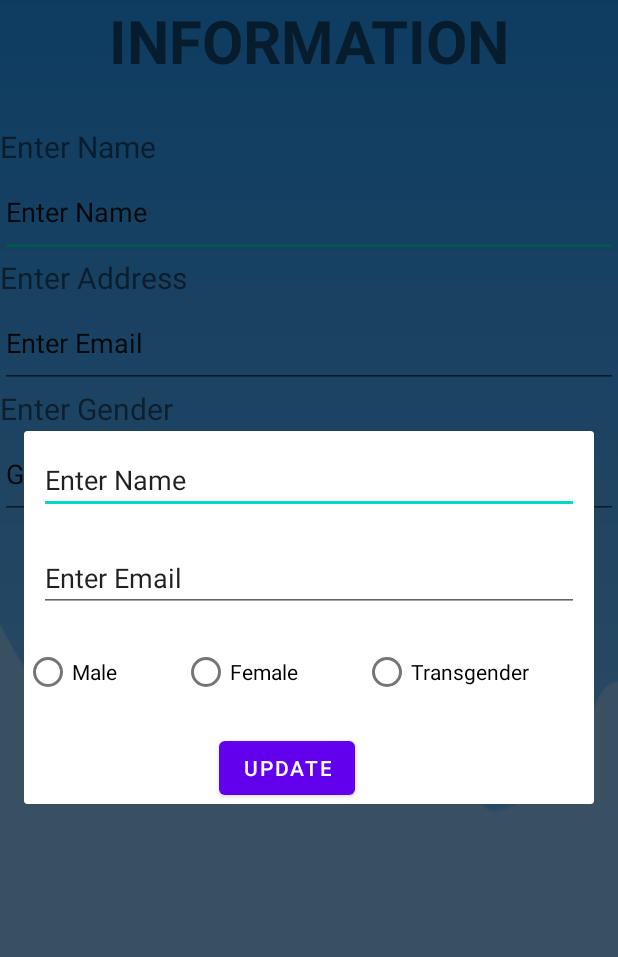
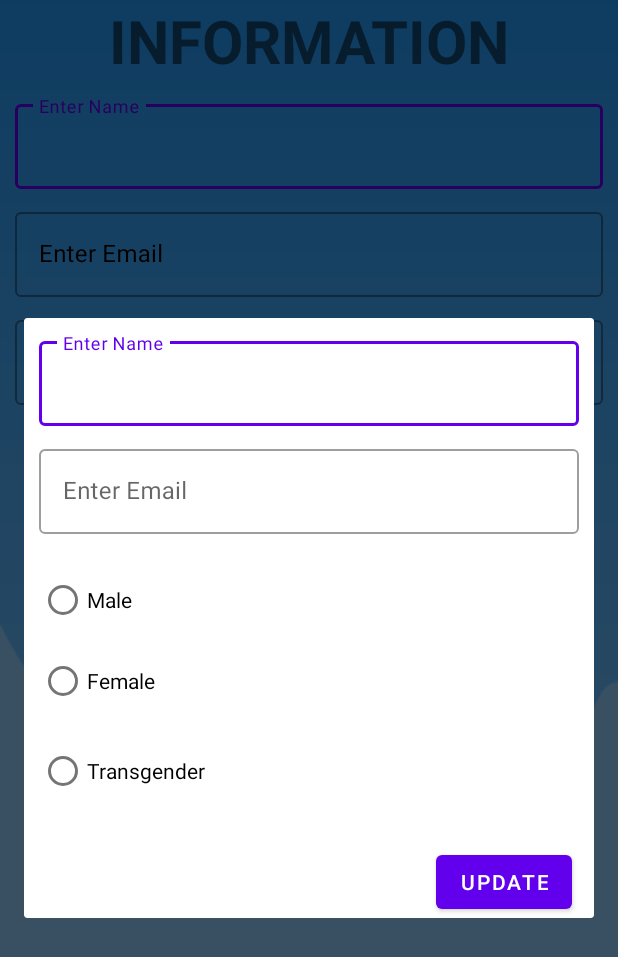
Before and after one commit to Pranavkumar002/CustomDialog, an Android app: the screen it shows after launch (MainActivity), after a tap on "UPDATE", on a phone screen of 412 x 824 dp. Shown: the top 957 px of the screen. Run offline under Robolectric (Android 15) with nearby library versions, the phone set to English and light mode, and no system bars; our stand-ins replace data binding.

Commit message:
New Change

```diff
--- a/app/src/main/java/com/pranavkumar/customdialog/MainActivity.kt
+++ b/app/src/main/java/com/pranavkumar/customdialog/MainActivity.kt
@@ -3,6 +3,7 @@ package com.pranavkumar.customdialog
 import android.app.Dialog
 import androidx.appcompat.app.AppCompatActivity
 import android.os.Bundle
+import android.view.WindowManager
 import android.widget.Button
 import android.widget.Toast
 import com.pranavkumar.customdialog.databinding.ActivityMainBinding
@@ -21,6 +22,10 @@ class MainActivity : AppCompatActivity() {
             var dialogBinding = CustomdialogBinding.inflate(layoutInflater)
             var dialog = Dialog(this)
             dialog.setContentView(dialogBinding.root)
+            dialog.window?.setLayout(
+                WindowManager.LayoutParams.MATCH_PARENT,
+                WindowManager.LayoutParams.WRAP_CONTENT
+            )
             dialogBinding.etName.setText(binding.etName.text.toString())
             dialogBinding.etAddress.setText(binding.etAddress.text.toString())
             if (binding.etGender.text.toString().equals("Male")) {
--- a/app/src/main/res/layout/activity_main.xml
+++ b/app/src/main/res/layout/activity_main.xml
@@ -20,49 +20,66 @@
 
 
         />
-
-    <TextView
+    <com.google.android.material.textfield.TextInputLayout
+        android:id="@+id/tilenterName"
+        style="@style/Widget.MaterialComponents.TextInputLayout.OutlinedBox"
         android:layout_width="match_parent"
         android:layout_height="wrap_content"
-        android:text="Enter Name"
-        android:id="@+id/tvEnterName"
-        android:textSize="@dimen/margin_20sp"
-        android:layout_marginTop="@dimen/margin_30dp"
+        android:layout_marginLeft="@dimen/margin_10dp"
+        android:layout_marginRight="@dimen/margin_10dp"
+        android:textColorHint="@color/black"
+        android:layout_marginTop="@dimen/margin_10dp"
+        android:hint="@string/enter_name">
+
+        <com.google.android.material.textfield.TextInputEditText
+            android:id="@+id/etName"
+            android:layout_width="match_parent"
+            android:layout_height="wrap_content"
 
             />
-    <EditText
-        android:layout_width="match_parent"
-        android:layout_height="@dimen/margin_60dp"
-        android:text="Enter Name"
-        android:id="@+id/etName"
-        />
+    </com.google.android.material.textfield.TextInputLayout>
 
-    <TextView
+
+
+
+
+    <com.google.android.material.textfield.TextInputLayout
+        android:id="@+id/tilenteraddress"
+        style="@style/Widget.MaterialComponents.TextInputLayout.OutlinedBox"
         android:layout_width="match_parent"
         android:layout_height="wrap_content"
-        android:text="Enter Address"
-        android:id="@+id/tvEnterAddress"
-        android:textSize="@dimen/margin_20sp"
-        />
-    <EditText
-        android:layout_width="match_parent"
-        android:layout_height="@dimen/margin_60dp"
+        android:layout_marginLeft="@dimen/margin_10dp"
+        android:layout_marginRight="@dimen/margin_10dp"
+        android:textColorHint="@color/black"
+        android:layout_marginTop="@dimen/margin_10dp"
+        android:hint="@string/enter_email">
+
+        <com.google.android.material.textfield.TextInputEditText
             android:id="@+id/etAddress"
-        android:text="Enter Email"
-        />
-    <TextView
             android:layout_width="match_parent"
             android:layout_height="wrap_content"
-        android:text="Enter Gender"
-        android:id="@+id/tvEnterGender"
-        android:textSize="@dimen/margin_20sp"
+
             />
-    <EditText
+    </com.google.android.material.textfield.TextInputLayout>
+    <com.google.android.material.textfield.TextInputLayout
+        android:id="@+id/tilgender"
+        style="@style/Widget.MaterialComponents.TextInputLayout.OutlinedBox"
         android:layout_width="match_parent"
-        android:layout_height="@dimen/margin_60dp"
+        android:layout_height="wrap_content"
+        android:layout_marginLeft="@dimen/margin_10dp"
+        android:layout_marginRight="@dimen/margin_10dp"
+        android:layout_marginTop="@dimen/margin_10dp"
+        android:textColorHint="@color/black"
+        android:hint="@string/enter_gender">
+
+        <com.google.android.material.textfield.TextInputEditText
             android:id="@+id/etGender"
-        android:text="Gender"
+            android:layout_width="match_parent"
+            android:layout_height="wrap_content"
+
+
             />
+    </com.google.android.material.textfield.TextInputLayout>
 
     <Button
         android:layout_width="wrap_content"
--- a/app/src/main/res/layout/customdialog.xml
+++ b/app/src/main/res/layout/customdialog.xml
@@ -1,38 +1,56 @@
 <?xml version="1.0" encoding="utf-8"?>
 <layout
     xmlns:android="http://schemas.android.com/apk/res/android">
-<RelativeLayout
+<LinearLayout
 
     android:layout_width="match_parent"
-    android:layout_height="match_parent"
+    android:layout_height="wrap_content"
     android:orientation="vertical">
+    <com.google.android.material.textfield.TextInputLayout
+        android:id="@+id/tilenterName"
+        style="@style/Widget.MaterialComponents.TextInputLayout.OutlinedBox"
+        android:layout_width="match_parent"
+        android:layout_height="wrap_content"
+        android:layout_marginLeft="@dimen/margin_10dp"
+        android:layout_marginRight="@dimen/margin_10dp"
+        android:layout_marginTop="@dimen/margin_10dp"
+        android:hint="@string/enter_name">
 
-    <EditText
-        android:id="@+id/etName"
+        <com.google.android.material.textfield.TextInputEditText
+            android:id="@+id/etName"
+            android:layout_width="match_parent"
+            android:layout_height="wrap_content"
+
+            />
+    </com.google.android.material.textfield.TextInputLayout>
+
+
+
+    <com.google.android.material.textfield.TextInputLayout
+        android:id="@+id/tilenteraddress"
+        style="@style/Widget.MaterialComponents.TextInputLayout.OutlinedBox"
         android:layout_width="match_parent"
         android:layout_height="wrap_content"
         android:layout_marginStart="@dimen/margin_10dp"
         android:layout_marginTop="@dimen/margin_10dp"
         android:layout_marginEnd="@dimen/margin_10dp"
         android:layout_marginBottom="@dimen/margin_10dp"
-        android:hint="Enter Name" />
+        android:hint="@string/enter_email">
 
-    <EditText
-        android:id="@+id/etAddress"
-        android:layout_width="match_parent"
-        android:layout_height="wrap_content"
-        android:layout_below="@id/etName"
-        android:layout_marginStart="@dimen/margin_10dp"
-        android:layout_marginTop="@dimen/margin_10dp"
-        android:layout_marginEnd="@dimen/margin_10dp"
-        android:layout_marginBottom="@dimen/margin_10dp"
-        android:hint="Enter Address" />
+        <com.google.android.material.textfield.TextInputEditText
+            android:id="@+id/etAddress"
+            android:layout_width="match_parent"
+            android:layout_height="wrap_content"
+
+            />
+    </com.google.android.material.textfield.TextInputLayout>
     <RadioGroup
         android:id="@+id/rgGender"
         android:layout_width="match_parent"
-        android:layout_height="@dimen/margin_60dp"
-        android:layout_below="@id/etAddress"
-        android:orientation="horizontal">
+        android:layout_height="wrap_content"
+        android:layout_margin="@dimen/margin_10dp"
+
+        android:orientation="vertical">
 
         <RadioButton
             android:id="@+id/rbMale"
@@ -68,5 +86,5 @@
         android:layout_marginLeft="@dimen/margin_130dp"
         android:layout_marginTop="@dimen/margin_10dp"
         android:text="Update" />
-</RelativeLayout>
+</LinearLayout>
 </layout>
--- a/app/src/main/res/values/strings.xml
+++ b/app/src/main/res/values/strings.xml
@@ -7,4 +7,6 @@
     <string name="hello_blank_fragment">Hello blank fragment</string>
     <string name="enter_address">Enter Address</string>
     <string name="enter_name">Enter Name</string>
+    <string name="enter_email">Enter Email</string>
+    <string name="enter_gender">Enter Gender</string>
 </resources>
```
Lines whose indentation alone changed are shown as unchanged.
